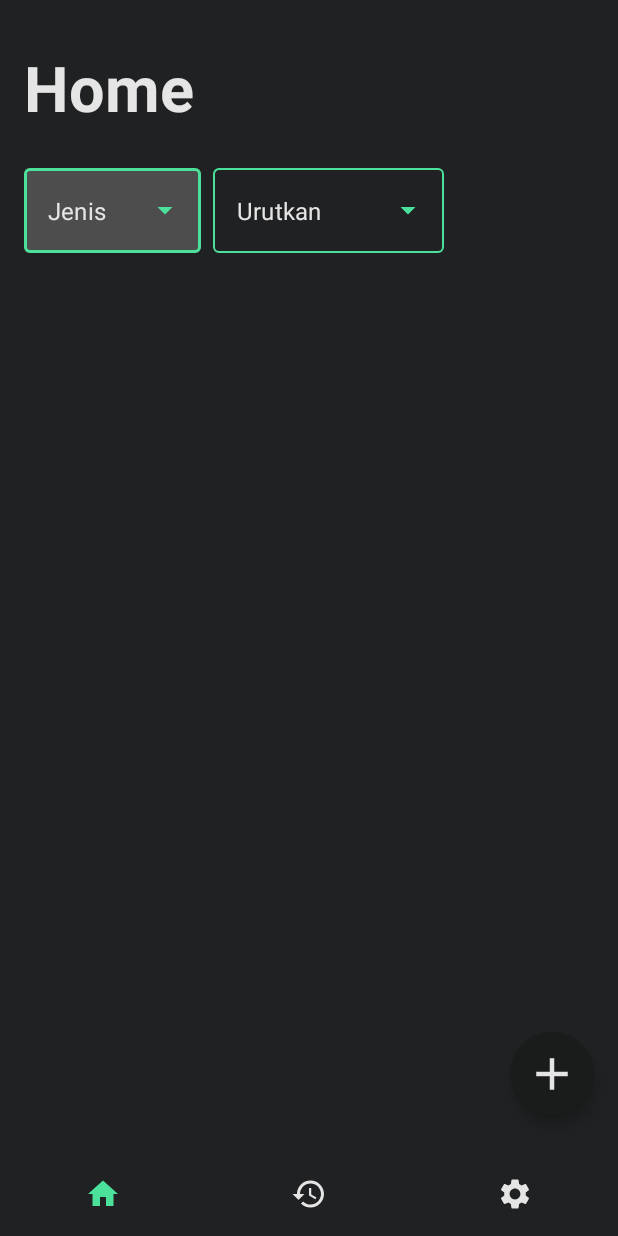
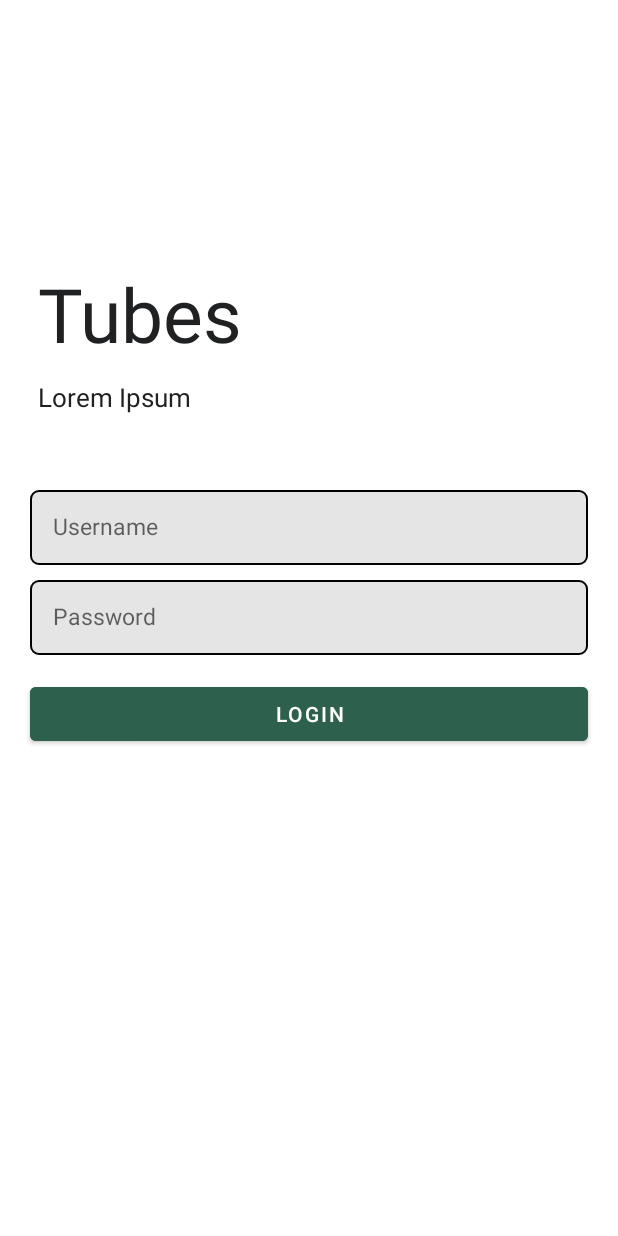
Before and after one commit to adityafjri/PPPB51_Tubes02_A_G, an Android app: the screen it shows after launch (MainActivity), on a phone screen of 412 x 824 dp. Run offline under Robolectric (Android 15) with nearby library versions, the phone set to English and light mode, and no system bars.

Commit message:
Edit fragment_home.xml dan kelas HomeFragment Add fragment_login.xml dan kelas LoginFragment Add drawable btn_custom.xml dan et_custom.xml buat login page Edit activity_main.xml dan MainActivity ngilangin bottom navbar Add string baru dan color earth green

```diff
--- a/app/src/main/java/com/example/tubes/view/MainActivity.java
+++ b/app/src/main/java/com/example/tubes/view/MainActivity.java
@@ -13,6 +13,7 @@ import android.view.MenuItem;
 import com.example.tubes.R;
 import com.example.tubes.view.history.HistoryFragment;
 import com.example.tubes.view.home.HomeFragment;
+import com.example.tubes.view.login.LoginFragment;
 import com.example.tubes.view.setting.SettingFragment;
 import com.google.android.material.bottomnavigation.BottomNavigationView;
 
@@ -28,10 +29,10 @@ public class MainActivity extends AppCompatActivity implements BottomNavigationV
         ActivityCompat.requestPermissions(this, new String[]{Manifest.permission.WRITE_EXTERNAL_STORAGE, Manifest.permission.READ_EXTERNAL_STORAGE},
         PackageManager.PERMISSION_GRANTED);
 
-        bottom_nav = findViewById(R.id.bottom_nav);
-        bottom_nav.setOnNavigationItemSelectedListener(this);
+//        bottom_nav = findViewById(R.id.bottom_nav);
+//        bottom_nav.setOnNavigationItemSelectedListener(this);
 
-        loadFragment(new HomeFragment());
+        loadFragment(new LoginFragment());
     }
 
     @Override
--- a/app/src/main/java/com/example/tubes/view/home/HomeFragment.java
+++ b/app/src/main/java/com/example/tubes/view/home/HomeFragment.java
@@ -19,6 +19,7 @@ import android.view.View;
 import android.view.ViewGroup;
 import android.widget.ArrayAdapter;
 import android.widget.AutoCompleteTextView;
+import android.widget.Button;
 
 import com.example.tubes.adapter.FilmListAdapter;
 import com.example.tubes.R;
@@ -36,6 +37,7 @@ public class HomeFragment extends Fragment {
     private ArrayAdapter<CharSequence> typeListAdapter;
     private AutoCompleteTextView dropdownType;
     private AutoCompleteTextView sortType;
+    private Button btnPesanSekarang;
 
     @Override
     public View onCreateView(LayoutInflater inflater, ViewGroup container, Bundle savedInstanceState) {
@@ -48,8 +50,11 @@ public class HomeFragment extends Fragment {
         super.onViewCreated(view, savedInstanceState);
 
         homeViewModel = new ViewModelProvider(this).get(HomeViewModel.class);
+        btnPesanSekarang = view.findViewById(R.id.btn_mulai);
 
         homeListAdapter = new FilmListAdapter(getActivity());
+
+        /**
         rvCard = view.findViewById(R.id.rv_card);
         fabAdd = view.findViewById(R.id.fab_add);
         dropdownType = view.findViewById(R.id.dropdown_type_home);
@@ -58,14 +63,14 @@ public class HomeFragment extends Fragment {
         rvCard.setAdapter(this.homeListAdapter);
         rvCard.setLayoutManager(new LinearLayoutManager(getActivity(), RecyclerView.VERTICAL, true));
         rvCard.setHasFixedSize(true);
-
-        fabAdd.setOnClickListener(v -> {
+        */
+        btnPesanSekarang.setOnClickListener(v -> {
             FragmentTransaction fragmentTransaction = getActivity().getSupportFragmentManager().beginTransaction();
             fragmentTransaction.replace(R.id.fragment_container, new AddEditFragment())
                     .addToBackStack(null)
                     .commit();
         });
-
+/**
         dropdownType.setOnItemClickListener((parent, view1, position, id) -> {
             if (position == 0) {
                 homeViewModel.refreshFilm(getActivity(), "All");
@@ -96,7 +101,7 @@ public class HomeFragment extends Fragment {
         sortType.setAdapter(new ArrayAdapter(getActivity(), R.layout.dropdown_item_list, getResources().getStringArray(R.array.sort_type)));
         dropdownType.setAdapter(typeListAdapter);
     }
-
+*/
 //    @Override
 //    public void onRequestPermissionsResult(int requestCode, String[] permissions, int[] grantResults) {
 //        super.onRequestPermissionsResult(requestCode, permissions, grantResults);
@@ -112,3 +117,4 @@ public class HomeFragment extends Fragment {
 //                }
 //        }
     }
+}
--- /dev/null
+++ b/app/src/main/java/com/example/tubes/view/login/LoginFragment.java
@@ -0,0 +1,49 @@
+package com.example.tubes.view.login;
+
+import android.os.Bundle;
+import android.view.LayoutInflater;
+import android.view.View;
+import android.view.ViewGroup;
+import android.widget.Button;
+import android.widget.EditText;
+
+import androidx.annotation.NonNull;
+import androidx.annotation.Nullable;
+import androidx.fragment.app.Fragment;
+import androidx.fragment.app.FragmentTransaction;
+import androidx.lifecycle.ViewModelProvider;
+
+import com.example.tubes.R;
+import com.example.tubes.view.addedit.AddEditFragment;
+import com.example.tubes.view.home.HomeFragment;
+
+public class LoginFragment extends Fragment {
+    private LoginViewModel loginViewModel;
+    private EditText etUsername;
+    private EditText etPassword;
+    private Button btnLogin;
+
+    @Nullable
+    @Override
+    public View onCreateView(@NonNull LayoutInflater inflater, @Nullable ViewGroup container, @Nullable Bundle savedInstanceState) {
+        return inflater.inflate(R.layout.fragment_login,container,false);
+    }
+
+    @Override
+    public void onViewCreated(@NonNull View view, @Nullable Bundle savedInstanceState) {
+        super.onViewCreated(view, savedInstanceState);
+
+        loginViewModel = new ViewModelProvider(this).get(LoginViewModel.class);
+        etUsername = view.findViewById(R.id.et_username);
+        etPassword = view.findViewById(R.id.et_password);
+        btnLogin = view.findViewById(R.id.btn_login);
+
+        btnLogin.setOnClickListener(v -> {
+            FragmentTransaction fragmentTransaction = getActivity().getSupportFragmentManager().beginTransaction();
+            fragmentTransaction.replace(R.id.fragment_container, new HomeFragment())
+                    .addToBackStack(null)
+                    .commit();
+        });
+
+    }
+}
--- /dev/null
+++ b/app/src/main/java/com/example/tubes/view/login/LoginViewModel.java
@@ -0,0 +1,6 @@
+package com.example.tubes.view.login;
+
+import androidx.lifecycle.ViewModel;
+
+public class LoginViewModel extends ViewModel {
+}
--- /dev/null
+++ b/app/src/main/res/drawable/et_custom.xml
@@ -0,0 +1,18 @@
+<?xml version="1.0" encoding="utf-8"?>
+<shape xmlns:android="http://schemas.android.com/apk/res/android"
+    android:padding="10dp"
+    android:shape="rectangle" >
+
+    <solid android:color="@color/white" />
+
+    <stroke
+        android:width="1dp"
+        android:color="@color/black" />
+
+    <corners
+        android:bottomLeftRadius="5dp"
+        android:bottomRightRadius="5dp"
+        android:topLeftRadius="5dp"
+        android:topRightRadius="5dp" />
+
+</shape>
--- a/app/src/main/res/layout/activity_main.xml
+++ b/app/src/main/res/layout/activity_main.xml
@@ -6,7 +6,7 @@
     android:layout_height="match_parent"
     tools:context=".view.MainActivity">
 
-
+<!--
     <com.google.android.material.bottomnavigation.BottomNavigationView
         android:id="@+id/bottom_nav"
         android:layout_width="match_parent"
@@ -16,11 +16,11 @@
         app:itemIconTint="@drawable/tab_color"
         app:labelVisibilityMode="unlabeled"
         app:menu="@menu/menu" />
-
+-->
     <FrameLayout
         android:id="@+id/fragment_container"
         android:layout_width="match_parent"
-        android:layout_height="match_parent"
-        android:layout_above="@id/bottom_nav" />
+        android:layout_height="match_parent"/>
+        <!--android:layout_above="@id/bottom_nav"-->
 
 </RelativeLayout>
--- /dev/null
+++ b/app/src/main/res/layout/fragment_login.xml
@@ -0,0 +1,70 @@
+<?xml version="1.0" encoding="utf-8"?>
+<RelativeLayout xmlns:android="http://schemas.android.com/apk/res/android"
+    xmlns:tools="http://schemas.android.com/tools"
+    android:layout_width="match_parent"
+    android:layout_height="match_parent"
+    tools:context=".LoginFragment">
+
+    <TextView
+        android:id="@+id/tv_title"
+        android:layout_width="wrap_content"
+        android:layout_height="wrap_content"
+        android:text="@string/app_name"
+        android:textColor="@color/background"
+        android:textSize="50sp"
+        android:layout_marginStart="25dp"
+        android:layout_marginBottom="10dp"
+        android:layout_above="@id/tv_subtitle"/>
+
+    <TextView
+        android:id="@+id/tv_subtitle"
+        android:layout_width="wrap_content"
+        android:layout_height="wrap_content"
+        android:text="@string/subtitle"
+        android:textColor="@color/background"
+        android:textSize="17sp"
+        android:layout_marginStart="25dp"
+        android:layout_marginBottom="50dp"
+        android:layout_above="@id/et_username"/>
+
+    <EditText
+        android:id="@+id/et_username"
+        android:layout_width="match_parent"
+        android:layout_height="50dp"
+        android:hint="@string/username"
+        android:layout_marginLeft="20dp"
+        android:layout_marginRight="20dp"
+        android:padding="15dp"
+        android:inputType="textEmailAddress"
+        android:layout_above="@id/et_password"
+        android:background="@drawable/et_custom"
+        android:textSize="15sp" />
+
+    <EditText
+        android:id="@+id/et_password"
+        android:layout_width="match_parent"
+        android:layout_height="50dp"
+        android:hint="@string/password"
+        android:layout_marginLeft="20dp"
+        android:layout_marginRight="20dp"
+        android:layout_marginTop="10dp"
+        android:padding="15dp"
+        android:inputType="textPassword"
+        android:layout_centerInParent="true"
+        android:background="@drawable/et_custom"
+        android:textSize="15sp" />
+
+    <Button
+        android:id="@+id/btn_login"
+        android:layout_width="match_parent"
+        android:layout_height="wrap_content"
+        android:layout_below="@id/et_password"
+        android:layout_marginLeft="20dp"
+        android:layout_marginTop="15dp"
+        android:layout_marginRight="20dp"
+        android:backgroundTint="@color/earth_green"
+        android:text="@string/login"
+        android:textColor="@android:color/white" />
+
+
+</RelativeLayout>
--- a/app/src/main/res/values/colors.xml
+++ b/app/src/main/res/values/colors.xml
@@ -1,5 +1,6 @@
 <?xml version="1.0" encoding="utf-8"?>
 <resources xmlns:tools="http://schemas.android.com/tools">
+    <color name="earth_green">#2E614D</color>
     <color name="purple_200">#FFBB86FC</color>
     <color name="purple_500">#FF6200EE</color>
     <color name="purple_700">#FF3700B3</color>
--- a/app/src/main/res/values/strings.xml
+++ b/app/src/main/res/values/strings.xml
@@ -1,7 +1,13 @@
 <resources>
     <string name="app_name">Tubes</string>
     <!-- TODO: Remove or change this placeholder text -->
+    <string name="caption">Lorem ipsum dolor sit amet, consectetur adipiscing elit. Cras aliquam leo dui, nec egestas velit mattis ut. Nunc mattis malesuada ex ornare commodo. Nam laoreet iaculis ipsum, id cursus nulla euismod vel. Morbi non enim ut massa bibendum ornare. Cras ornare arcu ex, nec porttitor justo scelerisque nec. Duis in placerat ipsum, id scelerisque tellus. Quisque varius auctor ex.</string>
     <string name="hello_blank_fragment">Hello blank fragment</string>
+    <string name="pesan_sekarang">Pesan Sekarang</string>
+    <string name="subtitle">Lorem Ipsum</string>
+    <string name="username">Username</string>
+    <string name="password">Password</string>
+    <string name="login">LOGIN</string>
     <string name="choose_image">Choose Image</string>
     <string name="pilih_gambar">Pilih gambar</string>
     <string name="tambah_judul">Tambah Judul</string>
```
Also changed, not shown: app/src/main/res/drawable/btn_custom.xml (added, +14 -0 lines), app/src/main/res/layout/fragment_home.xml (+44 -5 lines).
